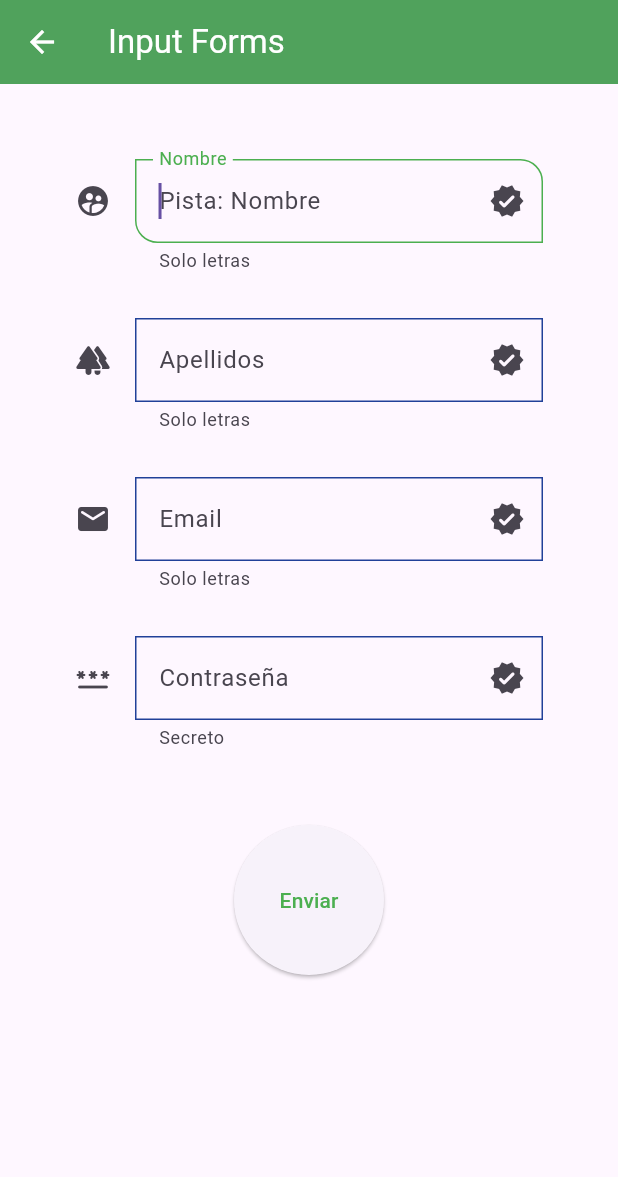
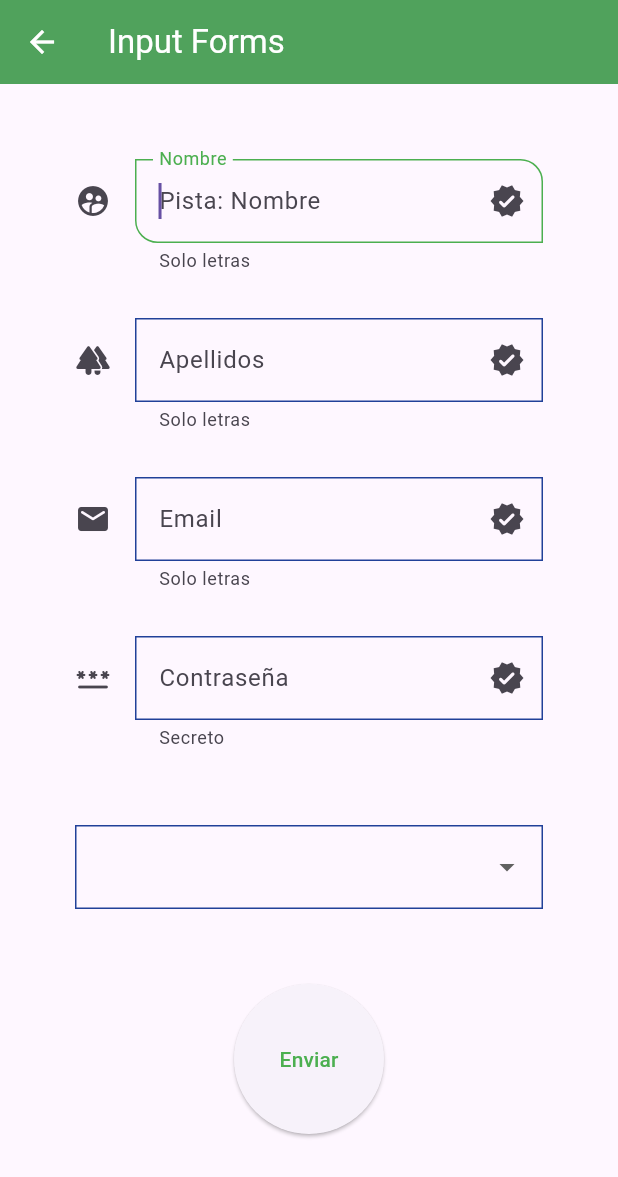
Before and after one commit to egarove/fl-components, a Flutter app: the InputsScreen screen opened by its route, on a phone screen of 412 x 824 dp. Shown: the top 1177 px of the screen. Run offline on Flutter 3.47's test engine with Material 3 defaults, Android fonts, the phone set to English and light mode, and no system bars.

Commit message:
agrego una seleccion de roles que se añade al formValues

```diff
--- a/lib/screens/input_screens.dart
+++ b/lib/screens/input_screens.dart
@@ -16,7 +16,7 @@ class InputsScreen extends StatelessWidget {
       'apellidos' : 'Kench',
       'email' : 'tahmkench@aguasestancadas.com',
       'password' : '12345',
-      'rol' : 'usuario',
+      'rol' : 'polivalente',
     };
 
     return Scaffold(
@@ -75,6 +75,19 @@ class InputsScreen extends StatelessWidget {
                 formProperty: 'password',
               ),
               SizedBox(height: 50,),
+              DropdownButtonFormField(
+                items: [
+                  DropdownMenuItem(child: Text('Support'), value: 'support',),
+                  DropdownMenuItem(child: Text('Jungla'), value: 'jungla',),
+                  DropdownMenuItem(child: Text('ADC'), value: 'adc',),
+                  DropdownMenuItem(child: Text('Top Lane'), value: 'top',),
+                  DropdownMenuItem(child: Text('Mid Lane'), value: 'mid',),
+                ],
+                onChanged: ((value) {
+                  formData['rol'] = value ?? 'polivalente'; //por defecto polivante para que no pete
+                }),
+              ),
+              SizedBox(height: 50,),
               ElevatedButton(
                 child: SizedBox(
                   child: Center(child: Text("Enviar")),
```
